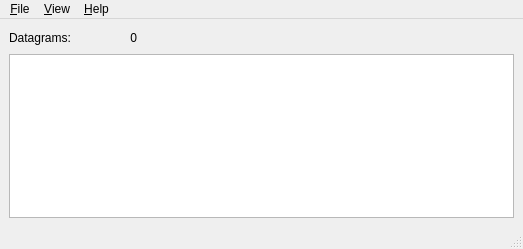
Old version of the form src/mainwin.ui in the repository jrenken/udp4all.
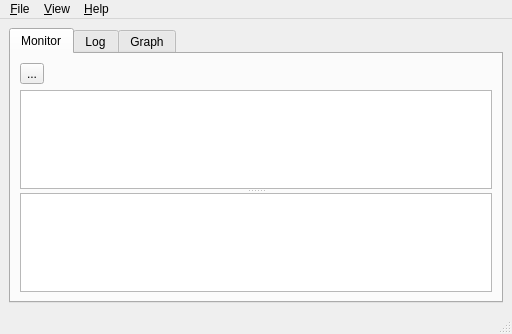
New version of the form. Icons and pictures are not drawn.

Commit message: added model-view and monitorselection, gui

Diff of the .ui file:
```diff
--- a/src/mainwin.ui
+++ b/src/mainwin.ui
@@ -6,8 +6,8 @@
    <rect>
     <x>0</x>
     <y>0</y>
-    <width>523</width>
-    <height>249</height>
+    <width>512</width>
+    <height>334</height>
    </rect>
   </property>
   <property name="windowTitle">
@@ -20,27 +20,21 @@
   <widget class="QWidget" name="centralwidget">
    <layout class="QVBoxLayout" name="verticalLayout">
     <item>
+     <widget class="QTabWidget" name="tabWidget">
+      <property name="currentIndex">
+       <number>0</number>
+      </property>
+      <widget class="QWidget" name="tabMonitor">
+       <attribute name="title">
+        <string>Monitor</string>
+       </attribute>
+       <layout class="QVBoxLayout" name="verticalLayout_3">
+        <item>
      <layout class="QHBoxLayout" name="horizontalLayout">
       <item>
-       <widget class="QLabel" name="label">
+           <widget class="QToolButton" name="toolButtonMonitor">
         <property name="text">
-         <string>Datagrams:</string>
-        </property>
-       </widget>
-      </item>
-      <item>
-       <widget class="QLabel" name="labelDatagrams">
-        <property name="minimumSize">
-         <size>
-          <width>60</width>
-          <height>0</height>
-         </size>
-        </property>
-        <property name="text">
-         <string>0</string>
-        </property>
-        <property name="alignment">
-         <set>Qt::AlignRight|Qt::AlignTrailing|Qt::AlignVCenter</set>
+             <string>...</string>
         </property>
        </widget>
       </item>
@@ -51,8 +45,8 @@
         </property>
         <property name="sizeHint" stdset="0">
          <size>
-          <width>258</width>
-          <height>20</height>
+              <width>441</width>
+              <height>21</height>
          </size>
         </property>
        </spacer>
@@ -60,7 +54,52 @@
      </layout>
     </item>
     <item>
-     <widget class="QTextEdit" name="textEdit">
+         <widget class="QSplitter" name="splitter">
+          <property name="orientation">
+           <enum>Qt::Vertical</enum>
+          </property>
+          <widget class="QTableView" name="tableView">
+           <property name="selectionMode">
+            <enum>QAbstractItemView::SingleSelection</enum>
+           </property>
+           <property name="selectionBehavior">
+            <enum>QAbstractItemView::SelectRows</enum>
+           </property>
+           <attribute name="horizontalHeaderDefaultSectionSize">
+            <number>100</number>
+           </attribute>
+           <attribute name="horizontalHeaderStretchLastSection">
+            <bool>true</bool>
+           </attribute>
+           <attribute name="verticalHeaderVisible">
+            <bool>false</bool>
+           </attribute>
+           <attribute name="verticalHeaderVisible">
+            <bool>false</bool>
+           </attribute>
+           <attribute name="horizontalHeaderStretchLastSection">
+            <bool>true</bool>
+           </attribute>
+           <attribute name="horizontalHeaderDefaultSectionSize">
+            <number>100</number>
+           </attribute>
+          </widget>
+          <widget class="QTextEdit" name="textEditMonitor">
+           <property name="lineWrapMode">
+            <enum>QTextEdit::NoWrap</enum>
+           </property>
+          </widget>
+         </widget>
+        </item>
+       </layout>
+      </widget>
+      <widget class="QWidget" name="tabLog">
+       <attribute name="title">
+        <string>Log</string>
+       </attribute>
+       <layout class="QVBoxLayout" name="verticalLayout_2">
+        <item>
+         <widget class="QTextEdit" name="textEditLog">
       <property name="readOnly">
        <bool>true</bool>
       </property>
@@ -68,13 +107,31 @@
     </item>
    </layout>
   </widget>
+      <widget class="QWidget" name="tabGraph">
+       <attribute name="title">
+        <string>Graph</string>
+       </attribute>
+       <layout class="QVBoxLayout" name="verticalLayout_4">
+        <item>
+         <widget class="QLabel" name="label">
+          <property name="text">
+           <string>No Graph Available</string>
+          </property>
+         </widget>
+        </item>
+       </layout>
+      </widget>
+     </widget>
+    </item>
+   </layout>
+  </widget>
   <widget class="QMenuBar" name="menubar">
    <property name="geometry">
     <rect>
      <x>0</x>
      <y>0</y>
-     <width>523</width>
-     <height>25</height>
+     <width>512</width>
+     <height>24</height>
     </rect>
    </property>
    <widget class="QMenu" name="menuFile">
```
Left out of the diff: 9 changed lines with no effect on the pictures. Lines whose indentation alone changed are shown as unchanged. The commit also changes 13 other files.
